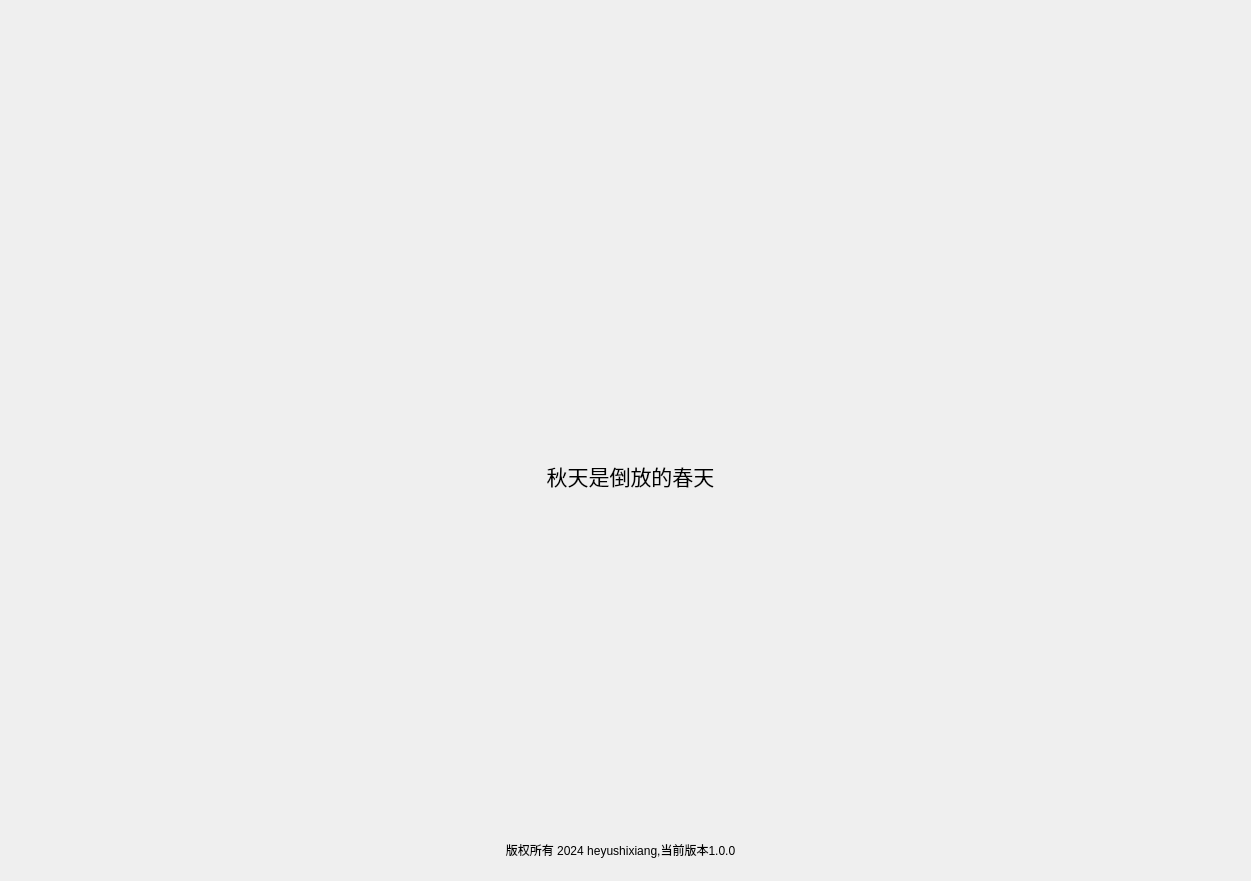
Qt form form4.ui (yucahuncha/Mikasa) before a commit.
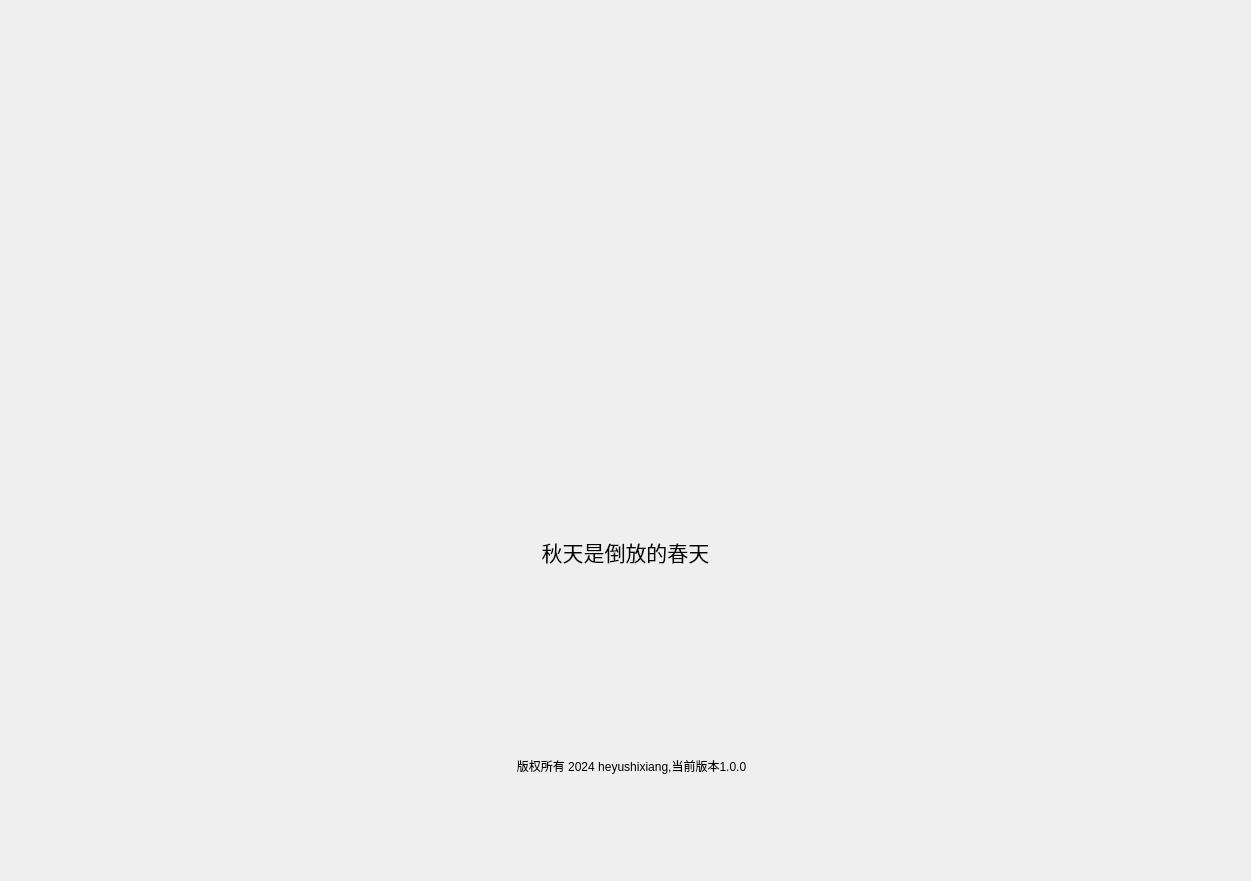
The same form after that commit. Icons and pictures are not drawn.

```diff
--- a/form4.ui
+++ b/form4.ui
@@ -10,30 +10,36 @@
     <height>881</height>
    </rect>
   </property>
+  <property name="minimumSize">
+   <size>
+    <width>1251</width>
+    <height>881</height>
+   </size>
+  </property>
   <property name="windowTitle">
    <string>Form</string>
   </property>
+  <layout class="QGridLayout" name="gridLayout">
+   <item row="0" column="0">
   <widget class="QWidget" name="widget" native="true">
-   <property name="geometry">
-    <rect>
-     <x>20</x>
-     <y>20</y>
+     <property name="minimumSize">
+      <size>
      <width>1211</width>
      <height>431</height>
-    </rect>
+      </size>
    </property>
    <property name="styleSheet">
     <string notr="true">image: url(:/img/piingpai.png);</string>
    </property>
   </widget>
+   </item>
+   <item row="1" column="0">
   <widget class="QLabel" name="label">
-   <property name="geometry">
-    <rect>
-     <x>30</x>
-     <y>450</y>
+     <property name="minimumSize">
+      <size>
      <width>1201</width>
      <height>51</height>
-    </rect>
+      </size>
    </property>
    <property name="font">
     <font>
@@ -47,14 +53,14 @@
     <set>Qt::AlignmentFlag::AlignCenter</set>
    </property>
   </widget>
+   </item>
+   <item row="2" column="0">
   <widget class="QLabel" name="label_2">
-   <property name="geometry">
-    <rect>
-     <x>0</x>
-     <y>840</y>
+     <property name="minimumSize">
+      <size>
      <width>1241</width>
      <height>20</height>
-    </rect>
+      </size>
    </property>
    <property name="locale">
     <locale language="Chinese" country="China"/>
@@ -66,6 +72,8 @@
     <set>Qt::AlignmentFlag::AlignCenter</set>
    </property>
   </widget>
+   </item>
+  </layout>
  </widget>
  <resources/>
  <connections/>
```
Lines whose indentation alone changed are shown as unchanged.
